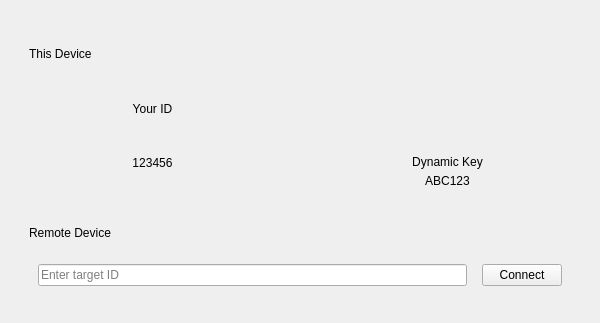
Old version of the form UI/ConnectWidget/ConnectWidget.ui in the repository XQQYT/XqqytDesktop; both pictures show x 0 to 600 and y 0 to 323 of the 600 by 500 pixel window.
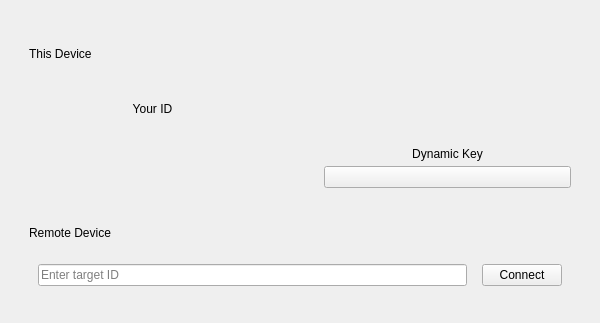
New version of the form.

Commit message: add_manual_to_update_dynamic_key

```diff
--- a/UI/ConnectWidget/ConnectWidget.ui
+++ b/UI/ConnectWidget/ConnectWidget.ui
@@ -61,7 +61,7 @@
          <item>
           <widget class="QLabel" name="label_user_id_value">
            <property name="text">
-            <string>123456</string>
+            <string/>
            </property>
            <property name="alignment">
             <set>Qt::AlignCenter</set>
@@ -92,6 +92,14 @@
          </item>
          <item>
           <widget class="QLabel" name="label_dynamic_key_title">
+           <property name="font">
+            <font>
+             <underline>false</underline>
+            </font>
+           </property>
+           <property name="cursor">
+            <cursorShape>ArrowCursor</cursorShape>
+           </property>
            <property name="text">
             <string>Dynamic Key</string>
            </property>
@@ -101,12 +109,9 @@
           </widget>
          </item>
          <item>
-          <widget class="QLabel" name="label_dynamic_key_value">
+          <widget class="QPushButton" name="btn_dynamic_key_value">
            <property name="text">
-            <string>ABC123</string>
-           </property>
-           <property name="alignment">
-            <set>Qt::AlignCenter</set>
+            <string/>
            </property>
           </widget>
          </item>
```
Left out of the diff: 27 changed lines with no effect on the pictures. The commit also changes 4 other files.
